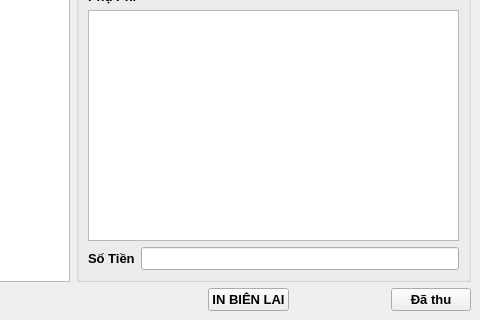
Above: dongphi.ui from xdien/tcmr before the change; both pictures show x 334 to 814 and y 309 to 629 of the 814 by 629 pixel window. Below: the same form after it.
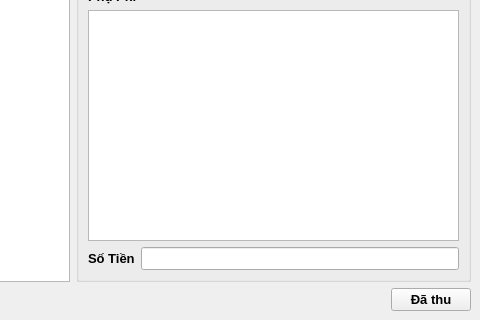
That is the form after the change.

```diff
--- a/dongphi.ui
+++ b/dongphi.ui
@@ -131,20 +131,6 @@
       <item row="0" column="3">
        <layout class="QGridLayout" name="gridLayout">
         <item row="0" column="0">
-         <widget class="QPushButton" name="pushButton_5">
-          <property name="font">
-           <font>
-            <pointsize>10</pointsize>
-            <weight>75</weight>
-            <bold>true</bold>
-           </font>
-          </property>
-          <property name="text">
-           <string>IN BIÊN LAI</string>
-          </property>
-         </widget>
-        </item>
-        <item row="0" column="1">
          <spacer name="horizontalSpacer">
           <property name="orientation">
            <enum>Qt::Horizontal</enum>
```
Left out of the diff: 2 changed lines with no effect on the pictures.
